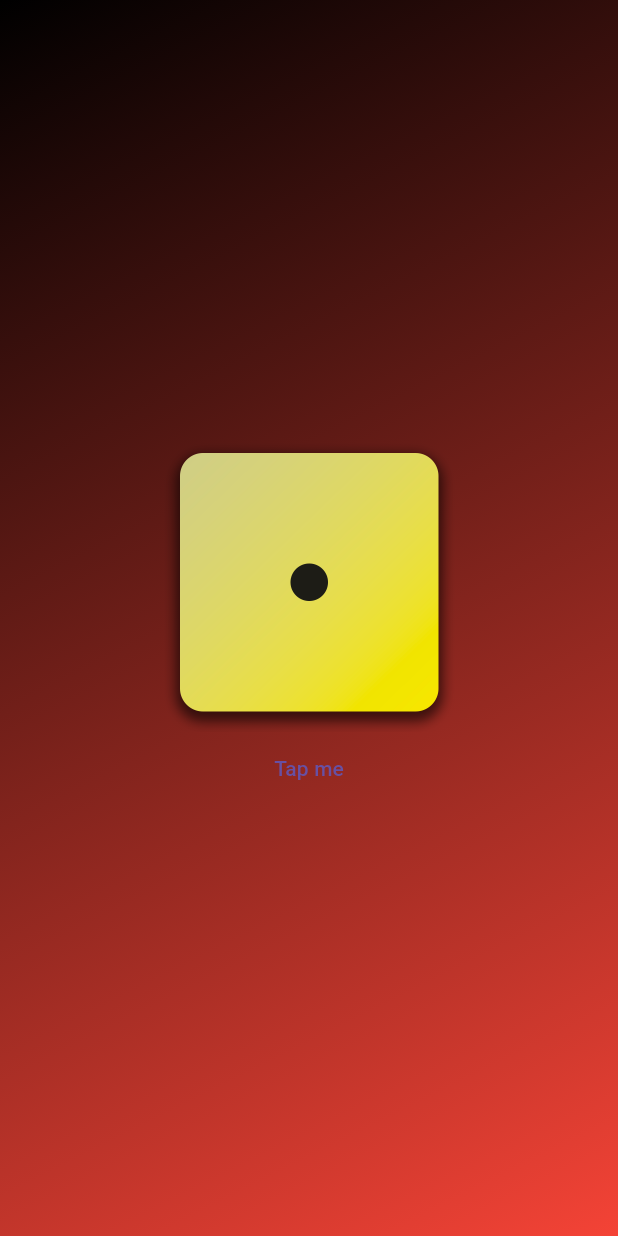
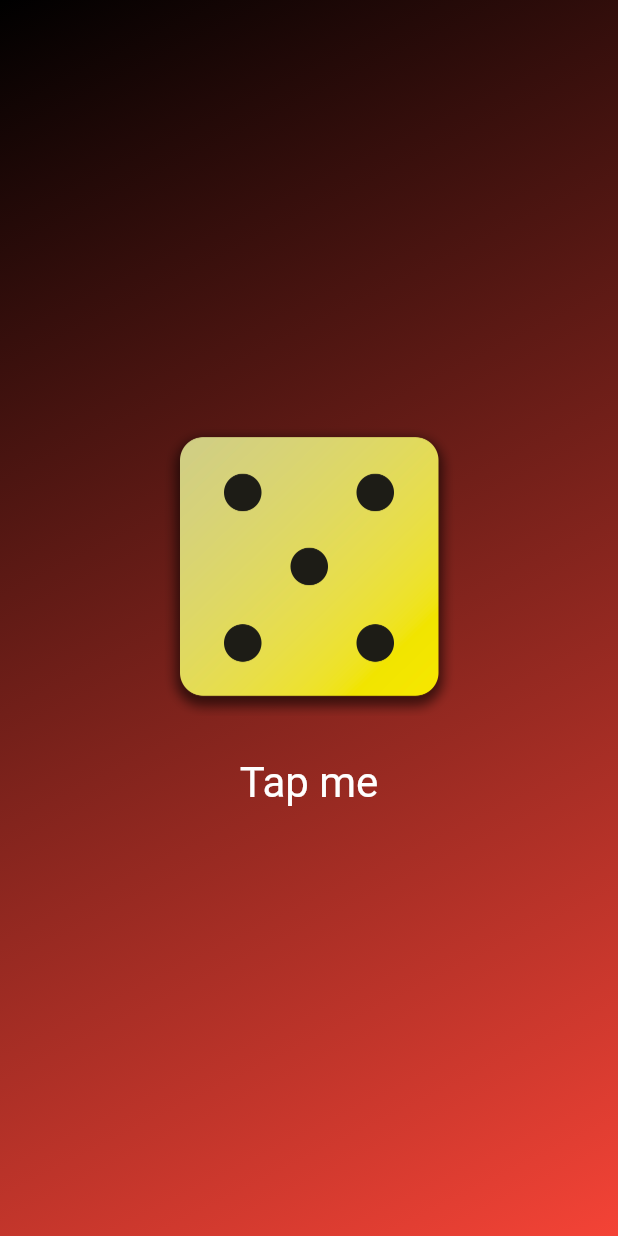
Before and after one commit to Bumpire24/Flutter, a Flutter app: the screen it shows after launch, after a tap on "Tap me", on a phone screen of 412 x 824 dp. Run offline on Flutter 3.47's test engine with Material 3 defaults, Android fonts, the phone set to English and light mode, and no system bars.

```diff
--- /dev/null
+++ b/flutter_application_1/lib/diceRoller.dart
@@ -0,0 +1,48 @@
+import 'dart:math';
+import 'package:flutter/material.dart';
+
+class Diceroller extends StatefulWidget {
+  const Diceroller({super.key});
+
+  @override
+  State<StatefulWidget> createState() {
+    return _DiceRoller();
+  }
+}
+
+class _DiceRoller extends State<Diceroller> {
+  var toggleDiceImageName = 'assets/images/dice-1.png';
+
+  void sample() {
+    setState(() {
+      var diceRoll = Random().nextInt(6) + 1;
+      toggleDiceImageName = 'assets/images/dice-$diceRoll.png';
+    });
+  }
+
+  @override
+  Widget build(BuildContext context) {
+    return Column(
+          mainAxisSize: MainAxisSize.min,
+          children: [
+            Image.asset(
+              toggleDiceImageName,
+              width: 200,
+            ),
+            const SizedBox(
+              height: 20,
+            ),
+            TextButton(
+              style: TextButton.styleFrom(
+                  foregroundColor: Colors.white,
+                  textStyle: const TextStyle(
+                    fontSize: 28,
+                ),
+              ),
+              onPressed: sample,
+              child: const Text('Tap me'),
+            )
+          ],
+        );
+  }
+}
--- a/flutter_application_1/lib/gradientContainer.dart
+++ b/flutter_application_1/lib/gradientContainer.dart
@@ -1,6 +1,7 @@
 // ignore_for_file: file_names
 
 import 'package:flutter/material.dart';
+import 'package:flutter_application_1/diceRoller.dart';
 
 const gradientAlignmentStart = Alignment.topLeft;
 const gradientAlignmentEnd = Alignment.bottomRight;
@@ -14,8 +15,6 @@ class GradientContainer extends StatelessWidget {
 
   final List<Color> colors;
 
-  void sample() {}
-
   @override
   Widget build(context) {
     return Container(
@@ -25,20 +24,8 @@ class GradientContainer extends StatelessWidget {
             end: gradientAlignmentEnd,
             colors: colors),
       ),
-      child: Center(
-        child: Column(
-          mainAxisSize: MainAxisSize.min,
-          children: [
-            Image.asset(
-              'assets/images/dice-1.png',
-              width: 200,
-            ),
-            TextButton(
-              onPressed: sample,
-              child: const Text('Tap me'),
-            )
-          ],
-        ),
+      child: const Center(
+        child: Diceroller()
       ),
     );
   }
```
